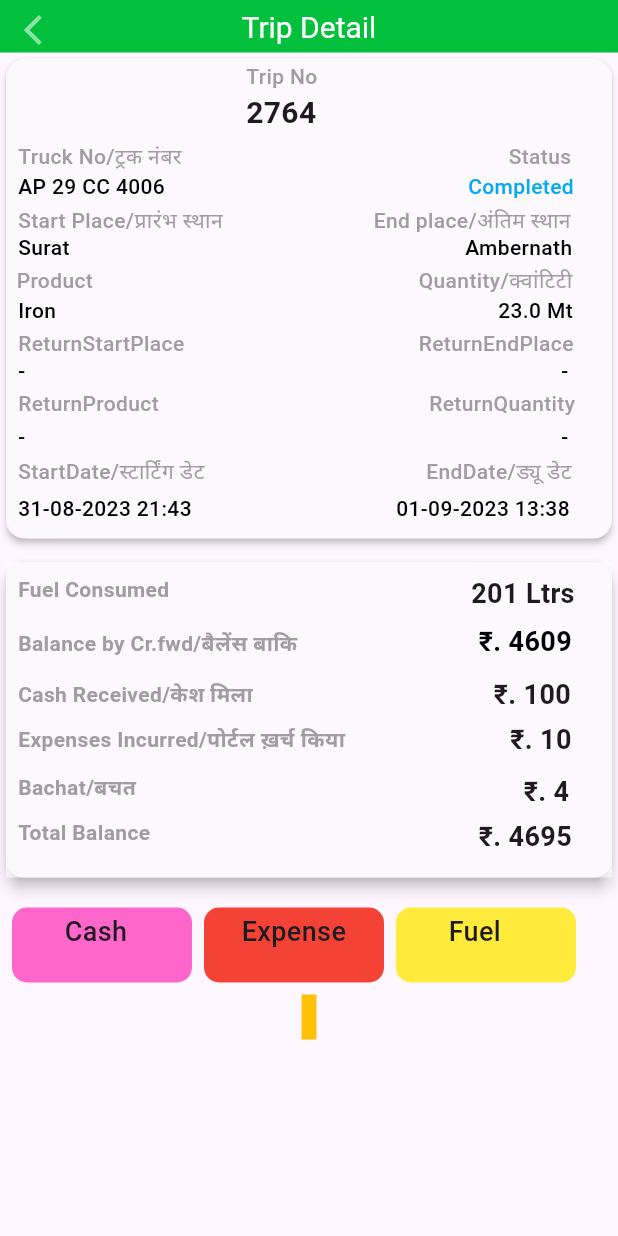
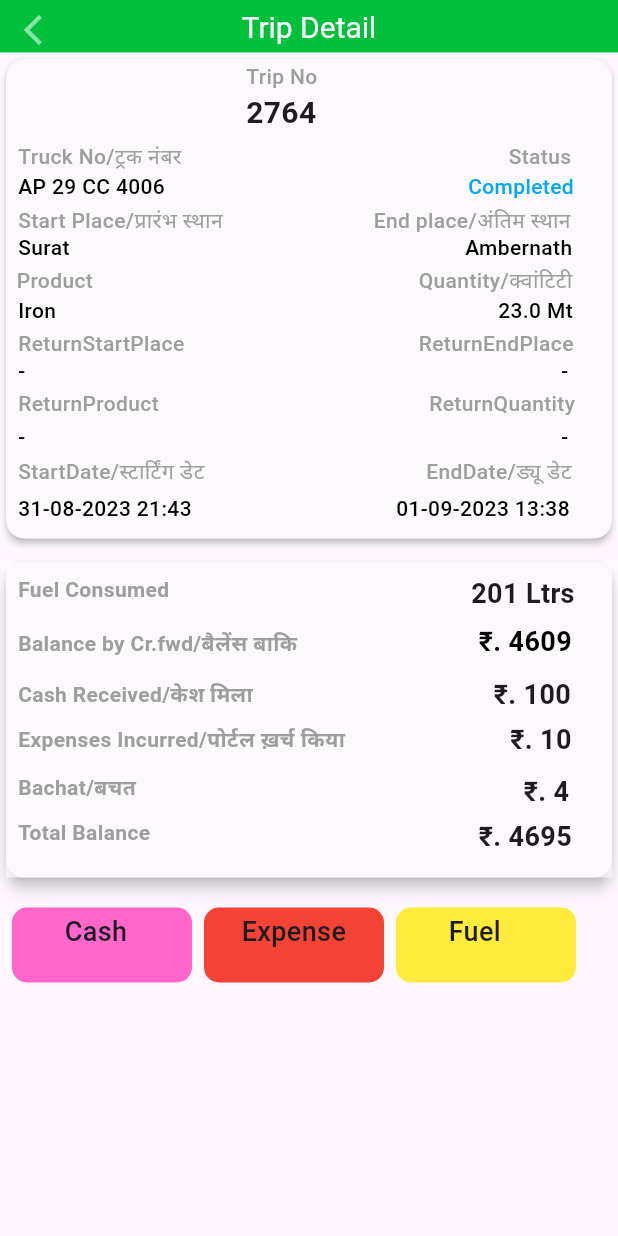
Before and after one commit to Anil87962/flutter_application_1, a Flutter app: the TripdetailsScreen screen opened directly, on a phone screen of 412 x 824 dp. Run offline on Flutter 3.47's test engine with Material 3 defaults, Android fonts, the phone set to English and light mode, and no system bars.

Commit message:
Update tripdetails_screen.dart

```diff
--- a/lib/screens/tripdetails_screen.dart
+++ b/lib/screens/tripdetails_screen.dart
@@ -231,7 +231,7 @@ class _TripdetailsScreenState extends State<TripdetailsScreen> {
                                 ),],) ,),
                           ),
                         )],),
-             Container(height: 30,width: 10,color: Colors.amber,) ],
+              ],
             ),
       ),
         );
```
